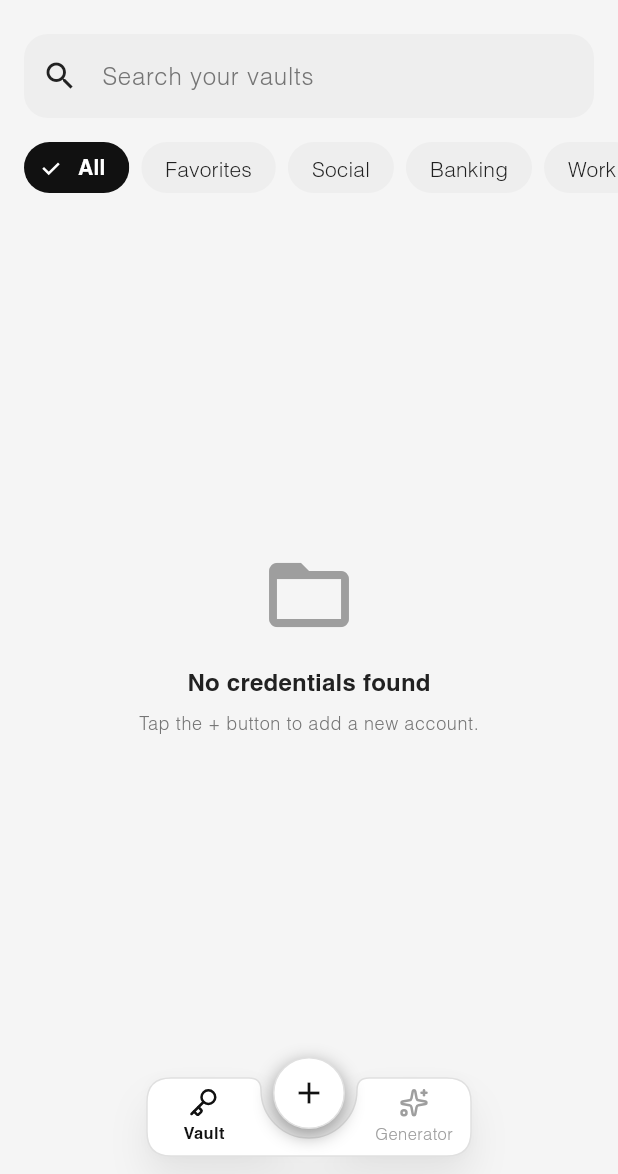
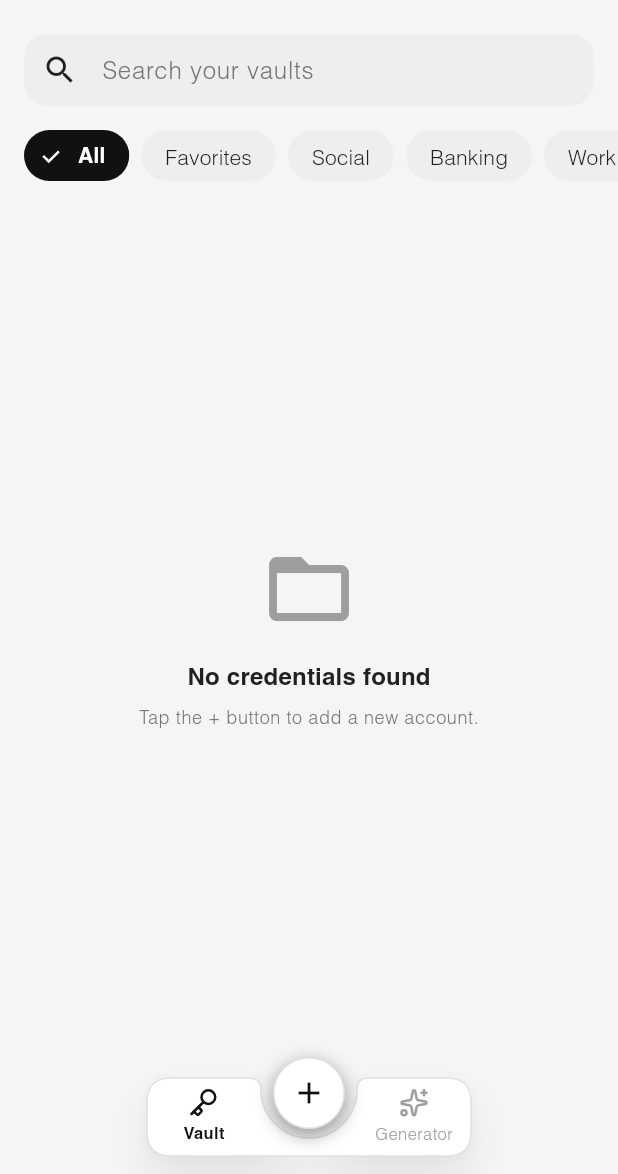
Before and after one commit to ManasGMohanan/secure-vault, a Flutter app: the VaultScreen screen opened by its route, on a phone screen of 412 x 824 dp, the part 62-1236 px from its top. Run offline on Flutter 3.47's test engine with Material 3 defaults, Android fonts, the phone set to English and light mode, and no system bars; our stand-ins replace cloud_firestore, firebase_auth, firebase_core, flutter_riverpod, flutter_secure_storage, flutter_svg and 9 more; missing offline and left inert: dart:js_interop, pointycastle; accounts and stored records are empty; generated files the repository leaves out were written again.

Commit message:
updated the whole theme setup

```diff
--- a/lib/core/theme/dark_theme.dart
+++ b/lib/core/theme/dark_theme.dart
@@ -28,6 +28,8 @@ ThemeData getDarkTheme() {
     appBarTheme: const AppBarTheme(
       backgroundColor: AppPalette.darkBlack3,
       elevation: 0,
+      scrolledUnderElevation: 0,
+      surfaceTintColor: Colors.transparent,
       centerTitle: false,
       iconTheme: IconThemeData(color: AppPalette.darkWhite),
       titleTextStyle: TextStyle(
--- a/lib/core/theme/light_theme.dart
+++ b/lib/core/theme/light_theme.dart
@@ -28,6 +28,8 @@ ThemeData getLightTheme() {
     appBarTheme: const AppBarTheme(
       backgroundColor: AppPalette.lightNeutral,
       elevation: 0,
+      scrolledUnderElevation: 0,
+      surfaceTintColor: Colors.transparent,
       centerTitle: false,
       iconTheme: IconThemeData(color: AppPalette.lightBlack1),
       titleTextStyle: TextStyle(
--- a/lib/features/vault/presentation/screens/vault_screen.dart
+++ b/lib/features/vault/presentation/screens/vault_screen.dart
@@ -126,6 +126,10 @@ class _VaultScreenState extends ConsumerState<VaultScreen> {
                 fillColor: theme.brightness == Brightness.dark
                     ? colors.surfaceSecondary
                     : colors.backgroundSecondary,
+                contentPadding: const EdgeInsets.symmetric(
+                  horizontal: 16,
+                  vertical: 10,
+                ),
                 border: OutlineInputBorder(
                   borderRadius: BorderRadius.circular(16),
                   borderSide: BorderSide.none,
@@ -182,7 +186,9 @@ class _VaultScreenState extends ConsumerState<VaultScreen> {
                         ? colors.surfaceSecondary
                         : colors.backgroundSecondary,
                     labelStyle: TextStyle(
-                      color: isSelected ? colors.textOnBrand : colors.textSecondary,
+                      color: isSelected
+                          ? colors.textOnBrand
+                          : colors.textSecondary,
                       fontWeight: isSelected
                           ? FontWeight.w600
                           : FontWeight.w500,
```
